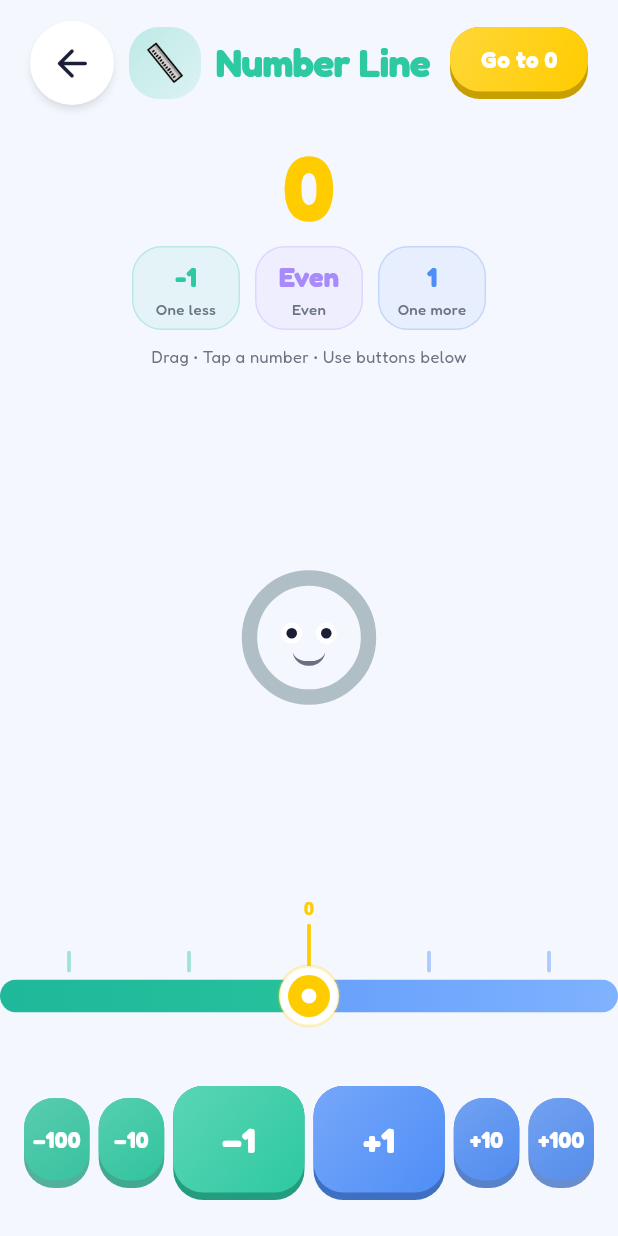
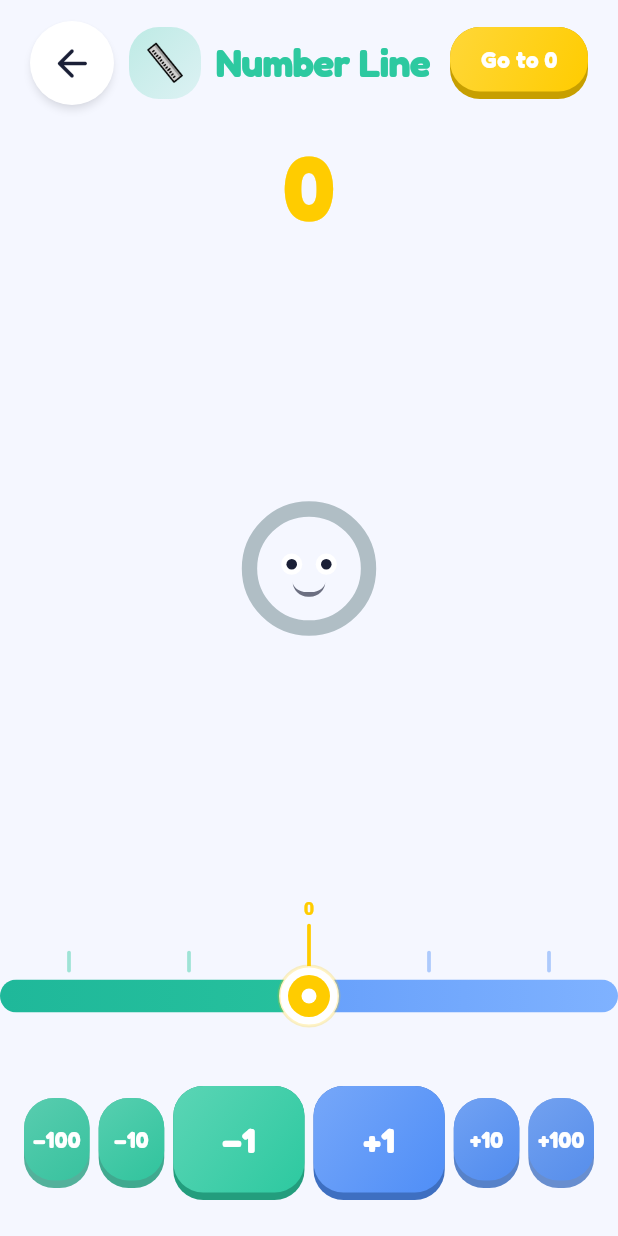
Before and after one commit to Panbaron1/Numberlandia, a Flutter app: the NumberLineScreen screen opened directly, on a phone screen of 412 x 824 dp. Run offline on Flutter 3.47's test engine with Material 3 defaults, Android fonts, the phone set to English and light mode, and no system bars; our stand-ins replace audioplayers, shared_preferences; accounts and stored records are empty.

Commit message:
Number Line: drop fact chips + hint, give the numberblock more room
Removed the One-less / Even-Odd / One-more chip row and the drag hint from the
facts panel; the panel is now just the current number, so the numberblock view
expands to fill the freed vertical space.

Co-Authored-By: Claude Opus 4.8 <noreply@anthropic.com>

```diff
--- a/lib/screens/number_line/number_line_screen.dart
+++ b/lib/screens/number_line/number_line_screen.dart
@@ -153,66 +153,6 @@ class _FactsPanel extends StatelessWidget {
               ),
             ),
           ),
-          const SizedBox(height: Gap.sm),
-          // ── Fact chips ───────────────────────────────────────────────
-          Row(
-            mainAxisAlignment: MainAxisAlignment.center,
-            children: [
-              _Chip(
-                  label: 'One less',
-                  value: notifier.prevNum.toString(),
-                  color: NColors.numberLine),
-              const SizedBox(width: Gap.sm),
-              _Chip(
-                  label: notifier.isEven ? 'Even' : 'Odd',
-                  value: notifier.isEven ? 'Even' : 'Odd',
-                  color: NColors.machine),
-              const SizedBox(width: Gap.sm),
-              _Chip(
-                  label: 'One more',
-                  value: notifier.nextNum.toString(),
-                  color: NColors.million),
-            ],
-          ),
-          const SizedBox(height: Gap.sm),
-          // ── Drag hint ────────────────────────────────────────────────
-          const Text(
-            'Drag • Tap a number • Use buttons below',
-            style: TextStyle(
-                fontSize: 11, color: NColors.inkSoft, fontWeight: FontWeight.w400),
-          ),
-        ],
-      ),
-    );
-  }
-}
-
-class _Chip extends StatelessWidget {
-  final String label;
-  final String value;
-  final Color color;
-
-  const _Chip({required this.label, required this.value, required this.color});
-
-  @override
-  Widget build(BuildContext context) {
-    return Container(
-      constraints: const BoxConstraints(minWidth: 72),
-      padding: const EdgeInsets.symmetric(horizontal: Gap.sm, vertical: Gap.xs),
-      decoration: BoxDecoration(
-        color: color.withAlpha(22),
-        borderRadius: BorderRadius.circular(Radii.md),
-        border: Border.all(color: color.withAlpha(60), width: 1),
-      ),
-      child: Column(
-        children: [
-          Text(value,
-              style: TextStyle(
-                  fontSize: 18, fontWeight: FontWeight.w800, color: color)),
-          const SizedBox(height: 2),
-          Text(label,
-              style: const TextStyle(
-                  fontSize: 10, color: NColors.inkSoft, fontWeight: FontWeight.w500)),
         ],
       ),
     );
```
